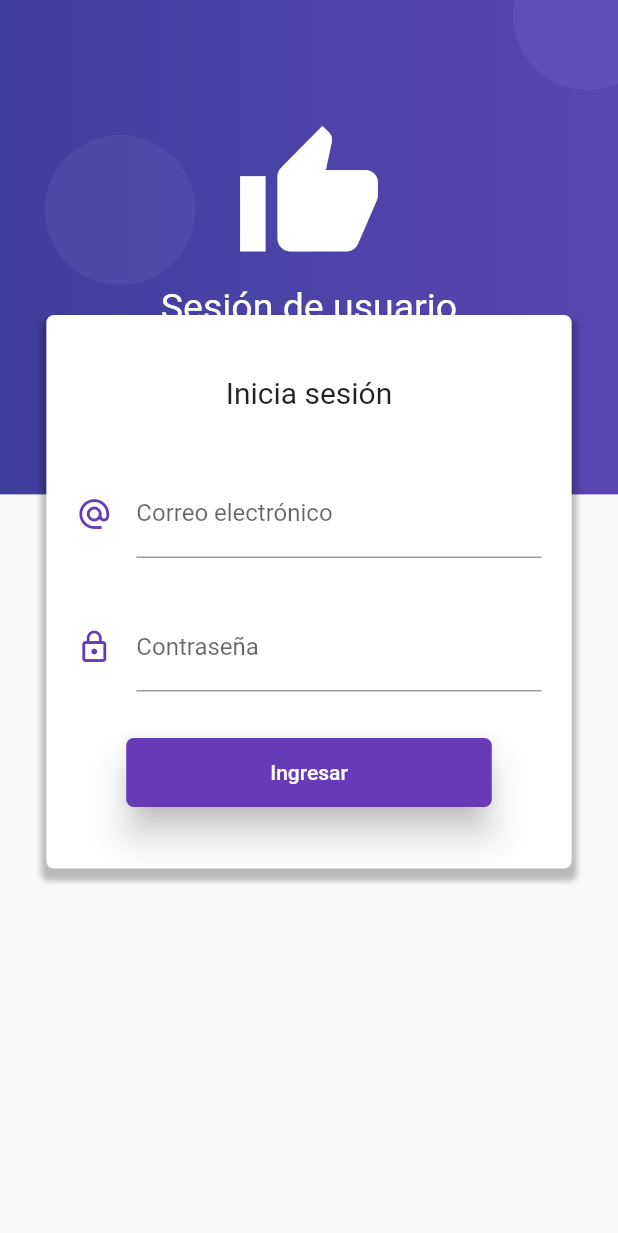
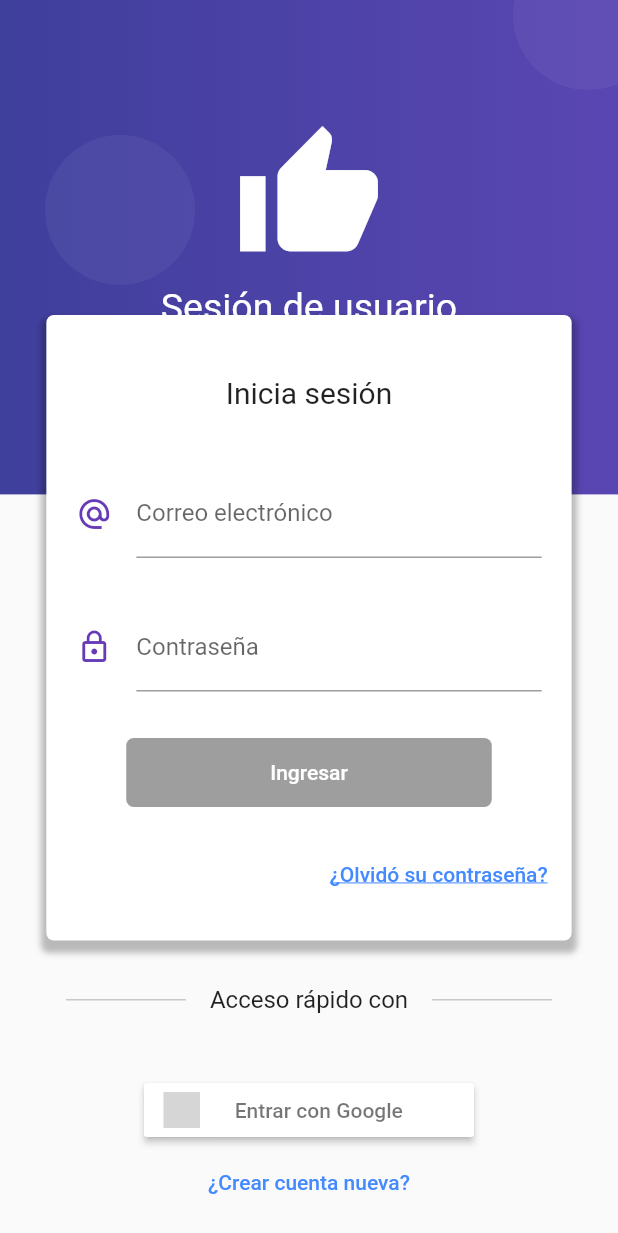
Before and after one commit to franciscocamposchimal/flutter-progreso, a Flutter app: the screen it shows after launch, on a phone screen of 412 x 824 dp. Shown: the top 1233 px of the screen. Run offline on Flutter 3.47's test engine with Material 2 defaults, Android fonts, the phone set to English and light mode, and no system bars; our stand-ins replace firebase_auth, flutter_map, flutter_signin_button, geolocator, google_sign_in, latlong and 1 more; missing offline and left inert: flutter_mapbox_navigation, mapbox_search; accounts and stored records are empty; Roboto replaces fonts that are missing (Montserrat, Poppins-Medium); grey boxes are pictures that could not be loaded.

Commit message:
login process

```diff
--- /dev/null
+++ b/test_app/lib/bloc/signup_bloc.dart
@@ -0,0 +1,49 @@
+import 'dart:async';
+
+import 'package:test_app/bloc/validators.dart';
+import 'package:rxdart/rxdart.dart';
+
+
+class SignupBloc with Validators {
+
+
+  final _emailController    = BehaviorSubject<String>();
+  final _passwordController = BehaviorSubject<String>();
+  final _passwordVerificationController = BehaviorSubject<Map<String,String>>();
+
+  // Recuperar los datos del Stream
+  Stream<String> get emailStream    => _emailController.stream.transform( validarEmail );
+  Stream<String> get passwordStream => _passwordController.stream.transform( validarPassword );
+  Stream<String> get passwordVerificationStream => _passwordVerificationController.stream.transform( matchPassword );
+
+  Stream<bool> get formValidStream =>
+      Observable.combineLatest3(emailStream, passwordStream, passwordVerificationStream, (a, b, c) => true );
+
+  Stream<bool> get enableValidPassStream =>
+      Observable.combineLatest2(emailStream, passwordStream, (a, b) => true );
+
+
+  // Insertar valores al Stream
+  Function(String) get changeEmail    => _emailController.sink.add;
+  Function(String) get changePassword => _passwordController.sink.add;
+  Function(Map<String,String>) get changePasswordVerification => _passwordVerificationController.sink.add;
+
+
+  // Obtener el último valor ingresado a los streams
+  String get email    => _emailController.value;
+  String get password => _passwordController.value;
+  Map<String,String> get passwordVerification => _passwordVerificationController.value;
+
+  dispose() async {
+
+    await _emailController.drain();
+    _emailController?.close();
+
+    await _passwordController.drain();
+    _passwordController?.close();
+
+    await _passwordVerificationController.drain();
+    _passwordVerificationController?.close();
+  }
+
+}
--- a/test_app/lib/bloc/validators.dart
+++ b/test_app/lib/bloc/validators.dart
@@ -20,4 +20,15 @@ class Validators {
       sink.addError('Más de 6 caracteres por favor');
     }
   });
+
+  final matchPassword =
+      StreamTransformer<Map<String, String>, String>.fromHandlers(
+          handleData: (data, sink) {
+    print(data);
+    if (data['password'] == data['passwordVerification']) {
+      sink.add(data['passwordVerification']);
+    } else {
+      sink.addError('Las contraseñas no coinciden');
+    }
+  });
 }
--- a/test_app/lib/main.dart
+++ b/test_app/lib/main.dart
@@ -1,5 +1,7 @@
 import 'package:flutter/material.dart';
 import 'package:test_app/bloc/provider.dart';
+import 'package:test_app/pages/MainScreen.dart';
+
 import 'package:test_app/routes/routes.dart';
 import 'package:test_app/theme/appTheme.dart';
 
@@ -17,7 +19,8 @@ class MyApp extends StatelessWidget {
           textTheme: AppTheme.textTheme,
           fontFamily: "Montserrat",
         ),
-        initialRoute: '/',
+        //initialRoute: '/',
+        home: MainScreen(),
         routes: getRoutes(),
       ),
     );
--- /dev/null
+++ b/test_app/lib/pages/MainScreen.dart
@@ -0,0 +1,28 @@
+import 'package:flutter/material.dart';
+import 'package:firebase_auth/firebase_auth.dart';
+import 'package:test_app/pages/login/home_page.dart';
+import 'package:test_app/pages/login/splash_page.dart';
+import 'package:test_app/pages/second_page.dart';
+
+class MainScreen extends StatelessWidget {
+  @override
+  Widget build(BuildContext context) {
+    return StreamBuilder(
+      stream: FirebaseAuth.instance.onAuthStateChanged,
+      builder: (context, AsyncSnapshot<FirebaseUser> snapshot) {
+        print('======SNAPSHOT======');
+        print(snapshot.data);
+        if (snapshot.connectionState == ConnectionState.waiting) {
+          print('Splash screen');
+          return SplashPage();
+        }
+        if (!snapshot.hasData || snapshot.data == null) {
+          print('Login screen');
+          return HomePage();
+        }else{
+          return SecondPage();
+        }
+      },
+    );
+  }
+}
--- a/test_app/lib/pages/login/home_page.dart
+++ b/test_app/lib/pages/login/home_page.dart
@@ -1,5 +1,9 @@
 import 'package:flutter/material.dart';
+import 'package:flutter_signin_button/flutter_signin_button.dart';
 import 'package:test_app/bloc/provider.dart';
+import 'package:test_app/providers/auth_provider.dart';
+import 'package:test_app/utils/utils.dart';
+import 'package:test_app/widgets/custom_widgets.dart';
 
 class HomePage extends StatefulWidget {
   HomePageState createState() => HomePageState();
@@ -10,7 +14,10 @@ class HomePageState extends State<HomePage> {
   Widget build(BuildContext context) {
     return Scaffold(
       body: Stack(
-        children: <Widget>[_crearFondo(context), _loginForm(context)],
+        children: <Widget>[
+          crearFondo(context, 'Sesión de usuario'),
+          _loginForm(context)
+        ],
       ),
     );
   }
@@ -51,21 +58,38 @@ class HomePageState extends State<HomePage> {
                 SizedBox(height: 30.0),
                 _crearBoton(authBloc),
                 SizedBox(height: 20.0),
-                //_passwordReset(context),
+                _passwordReset(context),
               ],
             ),
           ),
-          //_socialDivider(),
-          //_signInButtons(context),
-          //_newAccount(context),
+          _socialDivider(),
+          SizedBox(height: 40.0),
+          _signInButtons(context),
+          _newAccount(context),
           //SizedBox(height: 100.0)
         ],
       ),
     );
   }
 
+  Widget _signInButtons(BuildContext context) {
+    return Column(
+      children: <Widget>[
+        SignInButton(Buttons.Google, text: '   Entrar con Google',
+            onPressed: () async {
+          bool res = await AuthProvider().loginWithGoogle();
+          if (!res) {
+            mostrarAlerta(context, '¡Error!', 'Algo salió mal...', true);
+          } else {
+            print('GOOGLE SIGNIN $res');
+            //Navigator.pushNamed(context, '/home');
+          }
+        }),
+      ],
+    );
+  }
+
   Widget _crearEmail(LoginBloc bloc) {
-
     return StreamBuilder(
         stream: bloc.emailStream,
         builder: (BuildContext context, AsyncSnapshot snapshot) {
@@ -83,8 +107,7 @@ class HomePageState extends State<HomePage> {
               onChanged: bloc.changeEmail,
             ),
           );
-      }
-    );
+        });
   }
 
   Widget _crearPassword(LoginBloc bloc) {
@@ -99,13 +122,10 @@ class HomePageState extends State<HomePage> {
                     icon: Icon(Icons.lock_outline, color: Colors.deepPurple),
                     labelText: 'Contraseña',
                     counterText: snapshot.data,
-               errorText: snapshot.error
-            ),
-          onChanged: bloc.changePassword
-          ),
+                    errorText: snapshot.error),
+                onChanged: bloc.changePassword),
           );
-      }
-    );
+        });
   }
 
   Widget _crearBoton(LoginBloc bloc) {
@@ -117,62 +137,65 @@ class HomePageState extends State<HomePage> {
                 padding: EdgeInsets.symmetric(horizontal: 80.0, vertical: 15.0),
                 child: Text('Ingresar'),
               ),
-            shape: RoundedRectangleBorder(borderRadius: BorderRadius.circular(5.0)),
+              shape: RoundedRectangleBorder(
+                  borderRadius: BorderRadius.circular(5.0)),
               elevation: 10.0,
               color: Colors.deepPurple,
               textColor: Colors.white,
-            onPressed: () =>  snapshot.hasData ? _login(bloc, context) : null);
+              onPressed: snapshot.hasData ? () => _login(bloc, context) : null);
+        });
   }
+
+  _login(LoginBloc bloc, BuildContext context) async {
+    bool res = await AuthProvider().signInWithEmail(bloc.email, bloc.password);
+    if (!res) {
+      mostrarAlerta(context, '¡Error!', 'Algo salió mal...', true);
+    }
+  }
+
+  Widget _newAccount(BuildContext context) {
+    return FlatButton(
+        child: Text(
+          '¿Crear cuenta nueva?',
+          style: TextStyle(color: Colors.blueAccent),
+        ),
+        onPressed: () => Navigator.pushNamed(context, '/signup'));
+  }
+
+  Widget _passwordReset(BuildContext context) {
+    return Row(
+      mainAxisAlignment: MainAxisAlignment.end,
+      children: <Widget>[
+        FlatButton(
+            child: Text(
+              '¿Olvidó su contraseña?',
+              style: TextStyle(
+                  decoration: TextDecoration.underline,
+                  color: Colors.blueAccent),
+            ),
+            onPressed: () => Navigator.pushNamed(context, '/resetPassword')),
+      ],
     );
   }
 
-  _login(LoginBloc bolc, BuildContext context){
-
-
-
-  }
-
-  Widget _crearFondo(BuildContext context) {
-    final size = MediaQuery.of(context).size;
-
-    final fondoModaro = Container(
-      height: size.height * 0.4,
-      width: double.infinity,
-      decoration: BoxDecoration(
-          gradient: LinearGradient(colors: <Color>[
-        Color.fromRGBO(63, 63, 156, 1.0),
-        Color.fromRGBO(90, 70, 178, 1.0)
-      ])),
-    );
-
-    final circulo = Container(
-      width: 100.0,
-      height: 100.0,
-      decoration: BoxDecoration(
-          borderRadius: BorderRadius.circular(100.0),
-          color: Color.fromRGBO(255, 255, 255, 0.05)),
-    );
-
-    return Stack(
+  Widget _socialDivider() {
+    return Row(
+      mainAxisAlignment: MainAxisAlignment.center,
       children: <Widget>[
-        fondoModaro,
-        Positioned(top: 90.0, left: 30.0, child: circulo),
-        Positioned(top: -40.0, right: -30.0, child: circulo),
-        Positioned(bottom: -50.0, right: -10.0, child: circulo),
-        Positioned(bottom: 120.0, right: 20.0, child: circulo),
-        Positioned(bottom: -50.0, left: -20.0, child: circulo),
-        Container(
-          padding: EdgeInsets.only(top: 80.0),
-          child: Column(
-            children: <Widget>[
-              Icon(Icons.thumb_up, color: Colors.white, size: 100.0),
-              SizedBox(height: 10.0, width: double.infinity),
-              Text('Sesión de usuario',
-                  style: TextStyle(color: Colors.white, fontSize: 25.0))
-            ],
-          ),
-        )
+        horizontalLine(),
+        Text("Acceso rápido con",
+            style: TextStyle(fontSize: 16.0, fontFamily: "Poppins-Medium")),
+        horizontalLine()
       ],
     );
   }
+
+  Widget horizontalLine() => Padding(
+        padding: EdgeInsets.symmetric(horizontal: 16.0),
+        child: Container(
+          width: 80.0,
+          height: 1.0,
+          color: Colors.black26.withOpacity(.2),
+        ),
+      );
 }
--- a/test_app/lib/pages/second_page.dart
+++ b/test_app/lib/pages/second_page.dart
@@ -1,4 +1,5 @@
 import 'package:flutter/material.dart';
+import 'package:test_app/providers/auth_provider.dart';
 
 class SecondPage extends StatelessWidget {
 
@@ -19,7 +20,8 @@ class SecondPage extends StatelessWidget {
             label: Text('Next'),
             icon: Icon(Icons.arrow_forward),
             onPressed: (){
-              Navigator.of(context).pushNamed('/third', arguments: 'Other values');
+              //Navigator.of(context).pushNamed('/third', arguments: 'Other values');
+              AuthProvider().logOut();
             },
           )
         ],
--- a/test_app/lib/routes/routes.dart
+++ b/test_app/lib/routes/routes.dart
@@ -1,13 +1,19 @@
 
 import 'package:flutter/widgets.dart';
 import 'package:test_app/pages/login/home_page.dart';
+import 'package:test_app/pages/login/reset_password.dart';
+import 'package:test_app/pages/login/sign_up_page.dart';
+import 'package:test_app/pages/login/splash_page.dart';
 import 'package:test_app/pages/second_page.dart';
 import 'package:test_app/pages/third_page.dart';
 
 Map<String, WidgetBuilder> getRoutes(){
   return <String, WidgetBuilder>{
-    '/': (BuildContext context) => HomePage(),
+    '/home': (BuildContext context) => HomePage(),
     '/second': (BuildContext context) => SecondPage(),
     '/third': (BuildContext context) => ThirdPage(),
+    '/splash': (BuildContext context) => SplashPage(),
+    '/signup': (BuildContext context) => SignupPage(),
+    '/resetPassword': (BuildContext context) => ResetPasswordPage(),
   };
 }
--- /dev/null
+++ b/test_app/lib/widgets/custom_widgets.dart
@@ -0,0 +1,45 @@
+import 'package:flutter/material.dart';
+
+  Widget crearFondo(BuildContext context, String texto) {
+    final size = MediaQuery.of(context).size;
+
+    final fondoModaro = Container(
+      height: size.height * 0.4,
+      width: double.infinity,
+      decoration: BoxDecoration(
+          gradient: LinearGradient(colors: <Color>[
+        Color.fromRGBO(63, 63, 156, 1.0),
+        Color.fromRGBO(90, 70, 178, 1.0)
+      ])),
+    );
+
+    final circulo = Container(
+      width: 100.0,
+      height: 100.0,
+      decoration: BoxDecoration(
+          borderRadius: BorderRadius.circular(100.0),
+          color: Color.fromRGBO(255, 255, 255, 0.05)),
+    );
+
+    return Stack(
+      children: <Widget>[
+        fondoModaro,
+        Positioned(top: 90.0, left: 30.0, child: circulo),
+        Positioned(top: -40.0, right: -30.0, child: circulo),
+        Positioned(bottom: -50.0, right: -10.0, child: circulo),
+        Positioned(bottom: 120.0, right: 20.0, child: circulo),
+        Positioned(bottom: -50.0, left: -20.0, child: circulo),
+        Container(
+          padding: EdgeInsets.only(top: 80.0),
+          child: Column(
+            children: <Widget>[
+              Icon(Icons.thumb_up, color: Colors.white, size: 100.0),
+              SizedBox(height: 10.0, width: double.infinity),
+              Text( texto,
+                  style: TextStyle(color: Colors.white, fontSize: 25.0))
+            ],
+          ),
+        )
+      ],
+    );
+  }
--- a/test_app/pubspec.yaml
+++ b/test_app/pubspec.yaml
@@ -24,6 +24,9 @@ dependencies:
   # Use with the CupertinoIcons class for iOS style icons.
   cupertino_icons: ^0.1.2
   rxdart: ^0.22.0
+  firebase_auth: ^0.14.0+5
+  google_sign_in: ^4.0.7
+  flutter_signin_button: ^0.3.0
 
 dev_dependencies:
   flutter_test:
```
Also changed, not shown: test_app/lib/bloc/login_bloc.dart (+6 -3 lines), test_app/lib/bloc/provider.dart (+10 -0 lines), test_app/lib/pages/login/reset_password.dart (+146 -0 lines), test_app/lib/pages/login/sign_up_page.dart (+24 -65 lines), test_app/lib/providers/auth_provider.dart (+74 -0 lines), test_app/lib/utils/utils.dart (+20 -0 lines), test_app/pubspec.lock, 2 other files. Lines whose indentation alone changed are shown as unchanged.
